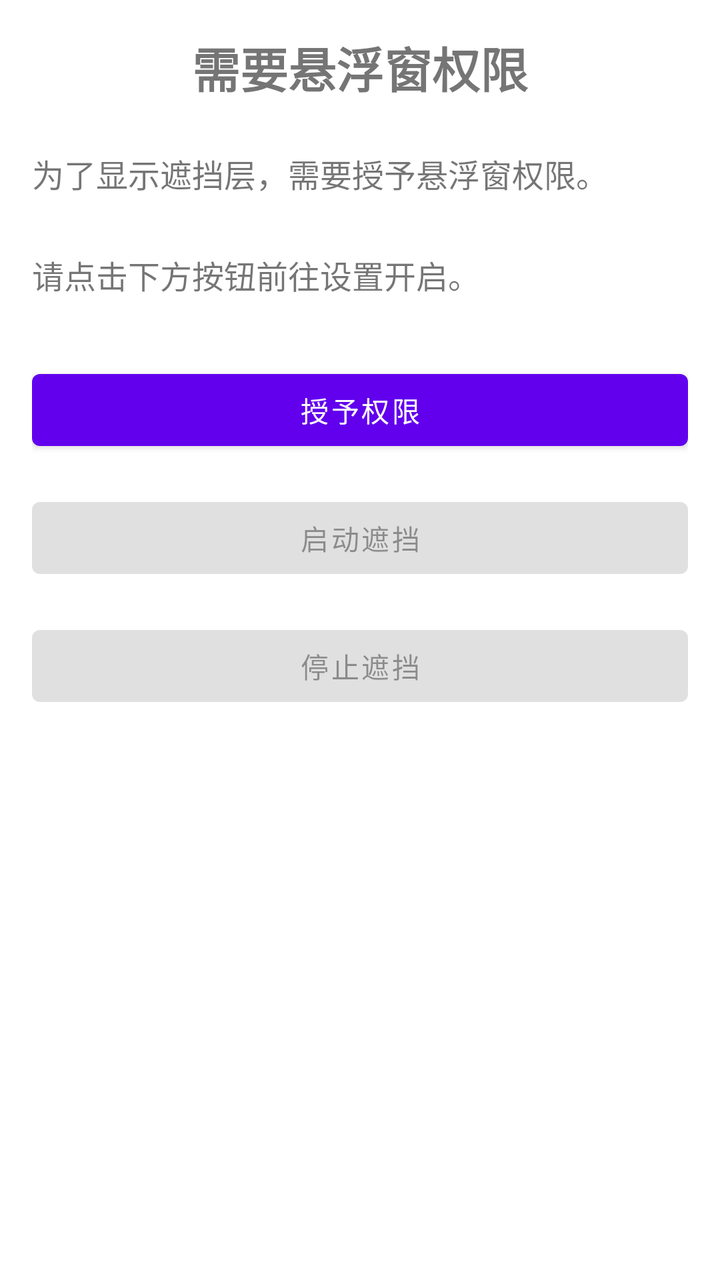
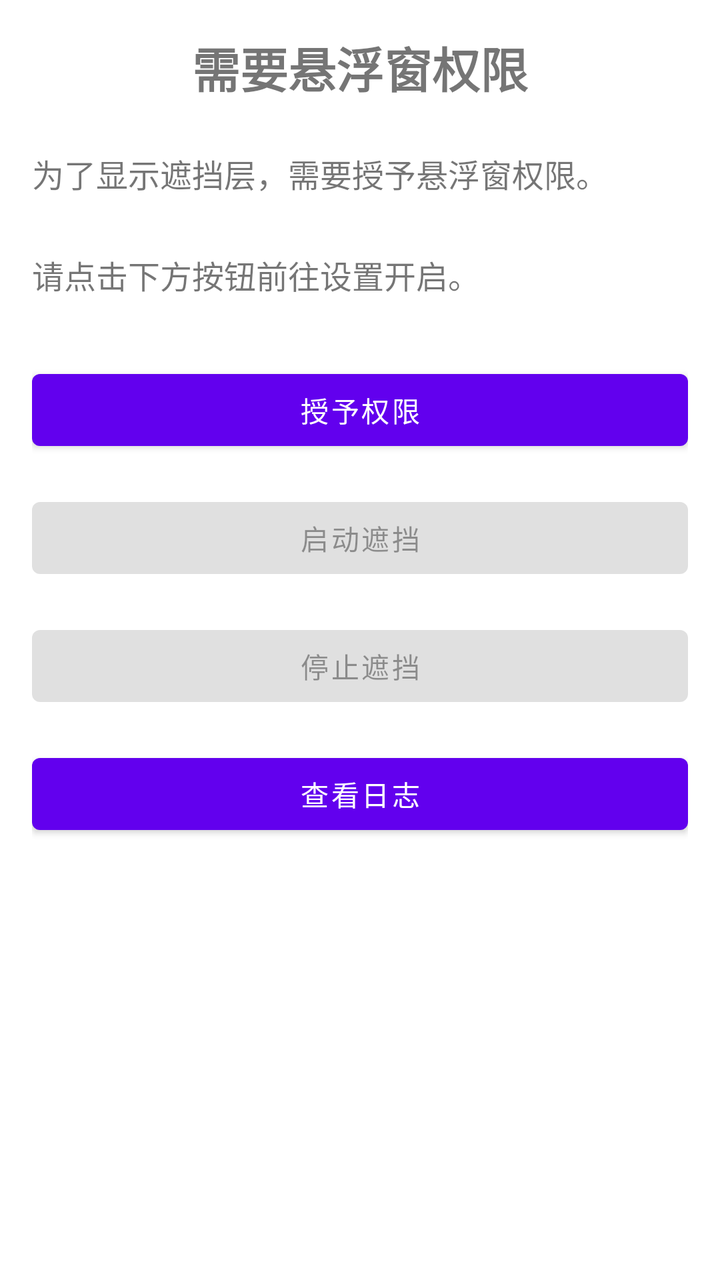

The first picture is an Android layout as it rendered before a commit; the second is the same layout after the commit. The layout source and the unified diff follow.
<!-- AndroidManifest.xml: activity theme Theme.ZimuOverlay -->
<!-- res/layout/activity_main.xml -->
<?xml version="1.0" encoding="utf-8"?>
<androidx.constraintlayout.widget.ConstraintLayout xmlns:android="http://schemas.android.com/apk/res/android"
    xmlns:app="http://schemas.android.com/apk/res-auto"
    xmlns:tools="http://schemas.android.com/tools"
    android:layout_width="match_parent"
    android:layout_height="match_parent"
    android:padding="16dp"
    tools:context=".MainActivity">

    <TextView
        android:id="@+id/tvTitle"
        android:layout_width="wrap_content"
        android:layout_height="wrap_content"
        android:text="@string/permission_title"
        android:textSize="24sp"
        android:textStyle="bold"
        app:layout_constraintEnd_toEndOf="parent"
        app:layout_constraintStart_toStartOf="parent"
        app:layout_constraintTop_toTopOf="parent"
        app:layout_constraintBottom_toTopOf="@+id/tvMessage" />

    <TextView
        android:id="@+id/tvMessage"
        android:layout_width="0dp"
        android:layout_height="wrap_content"
        android:layout_marginTop="24dp"
        android:text="@string/permission_message"
        android:textSize="16sp"
        android:lineSpacingMultiplier="1.2"
        app:layout_constraintEnd_toEndOf="parent"
        app:layout_constraintStart_toStartOf="parent"
        app:layout_constraintTop_toBottomOf="@+id/tvTitle" />

    <com.google.android.material.button.MaterialButton
        android:id="@+id/btnRequestPermission"
        android:layout_width="0dp"
        android:layout_height="wrap_content"
        android:layout_marginTop="32dp"
        android:text="@string/request_permission"
        app:layout_constraintEnd_toEndOf="parent"
        app:layout_constraintStart_toStartOf="parent"
        app:layout_constraintTop_toBottomOf="@+id/tvMessage" />

    <com.google.android.material.button.MaterialButton
        android:id="@+id/btnStartOverlay"
        android:layout_width="0dp"
        android:layout_height="wrap_content"
        android:layout_marginTop="16dp"
        android:text="@string/start_overlay"
        android:enabled="false"
        app:layout_constraintEnd_toEndOf="parent"
        app:layout_constraintStart_toStartOf="parent"
        app:layout_constraintTop_toBottomOf="@+id/btnRequestPermission" />

    <com.google.android.material.button.MaterialButton
        android:id="@+id/btnStopOverlay"
        android:layout_width="0dp"
        android:layout_height="wrap_content"
        android:layout_marginTop="16dp"
        android:text="@string/stop_overlay"
        android:enabled="false"
        app:layout_constraintEnd_toEndOf="parent"
        app:layout_constraintStart_toStartOf="parent"
        app:layout_constraintTop_toBottomOf="@+id/btnStartOverlay" />

    <TextView
        android:id="@+id/tvStatus"
        android:layout_width="0dp"
        android:layout_height="wrap_content"
        android:layout_marginTop="32dp"
        android:gravity="center"
        android:textSize="14sp"
        android:textColor="?attr/colorPrimary"
        app:layout_constraintEnd_toEndOf="parent"
        app:layout_constraintStart_toStartOf="parent"
        app:layout_constraintTop_toBottomOf="@+id/btnStopOverlay"
        app:layout_constraintBottom_toBottomOf="parent" />

</androidx.constraintlayout.widget.ConstraintLayout>
<!-- resources referenced by this layout -->
<resources>
  <string name="permission_message">为了显示遮挡层，需要授予悬浮窗权限。\n\n请点击下方按钮前往设置开启。</string>
  <string name="permission_title">需要悬浮窗权限</string>
  <string name="request_permission">授予权限</string>
  <string name="start_overlay">启动遮挡</string>
  <string name="stop_overlay">停止遮挡</string>
  <style name="Theme.ZimuOverlay" parent="Theme.MaterialComponents.DayNight.DarkActionBar">
          <item name="colorPrimary">@color/purple_500</item>
          <item name="colorPrimaryVariant">@color/purple_700</item>
          <item name="colorOnPrimary">@color/white</item>
          <item name="colorSecondary">@color/teal_200</item>
          <item name="colorSecondaryVariant">@color/teal_700</item>
          <item name="colorOnSecondary">@color/black</item>
          <item name="android:statusBarColor">?attr/colorPrimaryVariant</item>
      </style>
  <color name="purple_500">#FF6200EE</color>
  <color name="purple_700">#FF3700B3</color>
  <color name="white">#FFFFFFFF</color>
  <color name="teal_200">#FF03DAC5</color>
  <color name="teal_700">#FF018786</color>
  <color name="black">#FF000000</color>
</resources>

<!-- the commit's change to res/layout/activity_main.xml (unified diff, before → after) -->
@@ -63,6 +63,16 @@
         app:layout_constraintStart_toStartOf="parent"
         app:layout_constraintTop_toBottomOf="@+id/btnStartOverlay" />
 
+    <com.google.android.material.button.MaterialButton
+        android:id="@+id/btnViewLogs"
+        android:layout_width="0dp"
+        android:layout_height="wrap_content"
+        android:layout_marginTop="16dp"
+        android:text="查看日志"
+        app:layout_constraintEnd_toEndOf="parent"
+        app:layout_constraintStart_toStartOf="parent"
+        app:layout_constraintTop_toBottomOf="@+id/btnStopOverlay" />
+
     <TextView
         android:id="@+id/tvStatus"
         android:layout_width="0dp"
@@ -73,7 +83,7 @@
         android:textColor="?attr/colorPrimary"
         app:layout_constraintEnd_toEndOf="parent"
         app:layout_constraintStart_toStartOf="parent"
-        app:layout_constraintTop_toBottomOf="@+id/btnStopOverlay"
+        app:layout_constraintTop_toBottomOf="@+id/btnViewLogs"
         app:layout_constraintBottom_toBottomOf="parent" />
 
 </androidx.constraintlayout.widget.ConstraintLayout>
